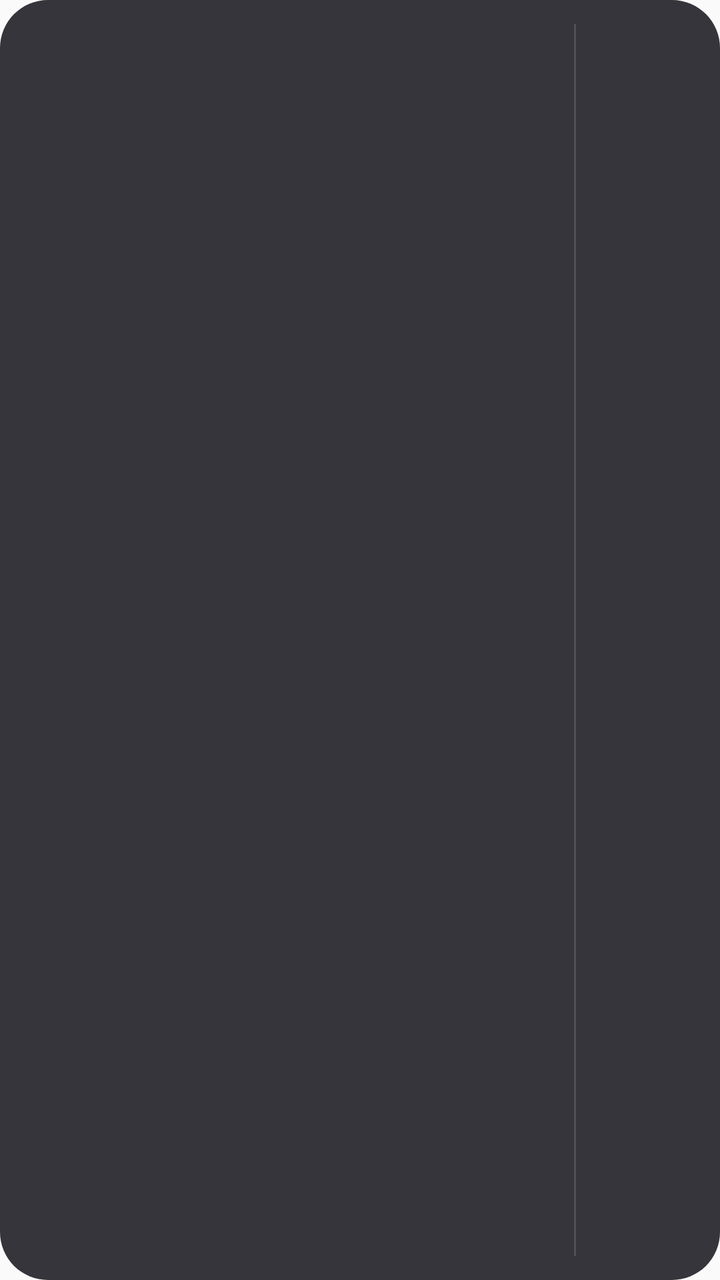
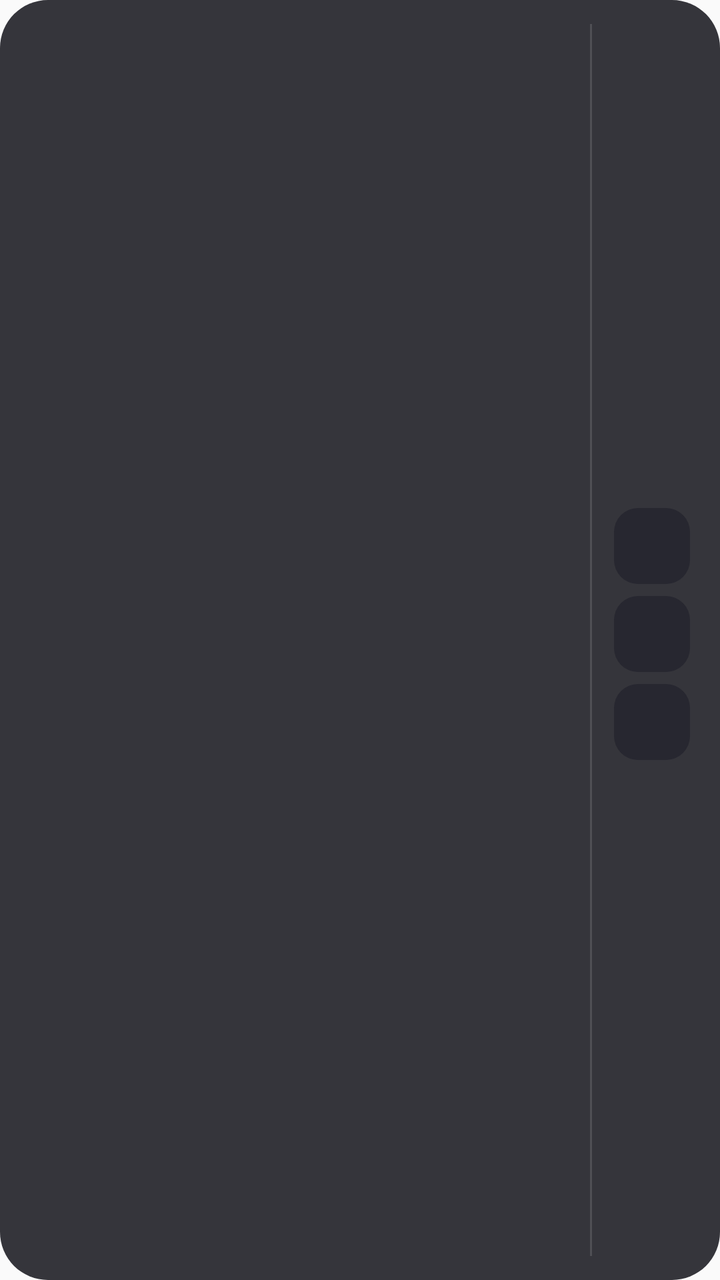

An Android layout rendered at two revisions. The XML below is the earlier revision; the diff shows what the commit changed to produce the second picture.
<!-- AndroidManifest.xml: application theme android:Theme.Material.Light.NoActionBar -->
<!-- res/layout/widget_category_dock.xml -->
<?xml version="1.0" encoding="utf-8"?>
<LinearLayout xmlns:android="http://schemas.android.com/apk/res/android"
    android:layout_width="match_parent"
    android:layout_height="match_parent"
    android:background="@drawable/widget_background"
    android:orientation="horizontal"
    android:padding="12dp">

    
    <LinearLayout
        android:layout_width="0dp"
        android:layout_height="match_parent"
        android:layout_weight="1"
        android:orientation="vertical">

        
        <LinearLayout
            android:layout_width="match_parent"
            android:layout_height="0dp"
            android:layout_weight="1"
            android:gravity="center_vertical"
            android:orientation="horizontal">

            <ImageView
                android:id="@+id/app_icon_0"
                android:layout_width="0dp"
                android:layout_height="match_parent"
                android:layout_weight="1"
                android:padding="6dp"
                android:scaleType="fitCenter" />

            <ImageView
                android:id="@+id/app_icon_1"
                android:layout_width="0dp"
                android:layout_height="match_parent"
                android:layout_weight="1"
                android:padding="6dp"
                android:scaleType="fitCenter" />

            <ImageView
                android:id="@+id/app_icon_2"
                android:layout_width="0dp"
                android:layout_height="match_parent"
                android:layout_weight="1"
                android:padding="6dp"
                android:scaleType="fitCenter" />

            <ImageView
                android:id="@+id/app_icon_3"
                android:layout_width="0dp"
                android:layout_height="match_parent"
                android:layout_weight="1"
                android:padding="6dp"
                android:scaleType="fitCenter" />
        </LinearLayout>

        
        <LinearLayout
            android:layout_width="match_parent"
            android:layout_height="0dp"
            android:layout_weight="1"
            android:gravity="center_vertical"
            android:orientation="horizontal">

            <ImageView
                android:id="@+id/app_icon_4"
                android:layout_width="0dp"
                android:layout_height="match_parent"
                android:layout_weight="1"
                android:padding="6dp"
                android:scaleType="fitCenter" />

            <ImageView
                android:id="@+id/app_icon_5"
                android:layout_width="0dp"
                android:layout_height="match_parent"
                android:layout_weight="1"
                android:padding="6dp"
                android:scaleType="fitCenter" />

            <ImageView
                android:id="@+id/app_icon_6"
                android:layout_width="0dp"
                android:layout_height="match_parent"
                android:layout_weight="1"
                android:padding="6dp"
                android:scaleType="fitCenter" />

            <ImageView
                android:id="@+id/app_icon_7"
                android:layout_width="0dp"
                android:layout_height="match_parent"
                android:layout_weight="1"
                android:padding="6dp"
                android:scaleType="fitCenter" />
        </LinearLayout>
    </LinearLayout>

    
    <View
        android:layout_width="1dp"
        android:layout_height="match_parent"
        android:layout_marginStart="8dp"
        android:layout_marginEnd="8dp"
        android:background="#22FFFFFF" />

    
    <LinearLayout
        android:layout_width="52dp"
        android:layout_height="match_parent"
        android:gravity="center"
        android:orientation="vertical">

        <TextView
            android:id="@+id/cat_btn_0"
            android:layout_width="38dp"
            android:layout_height="38dp"
            android:layout_marginBottom="6dp"
            android:gravity="center"
            android:textColor="#FFFFFF"
            android:textSize="11sp"
            android:textStyle="bold" />

        <TextView
            android:id="@+id/cat_btn_1"
            android:layout_width="38dp"
            android:layout_height="38dp"
            android:layout_marginBottom="6dp"
            android:gravity="center"
            android:textColor="#FFFFFF"
            android:textSize="11sp"
            android:textStyle="bold" />

        <TextView
            android:id="@+id/cat_btn_2"
            android:layout_width="38dp"
            android:layout_height="38dp"
            android:layout_marginBottom="6dp"
            android:gravity="center"
            android:textColor="#FFFFFF"
            android:textSize="11sp"
            android:textStyle="bold" />

        <TextView
            android:id="@+id/cat_btn_3"
            android:layout_width="38dp"
            android:layout_height="38dp"
            android:gravity="center"
            android:textColor="#FFFFFF"
            android:textSize="11sp"
            android:textStyle="bold"
            android:visibility="gone" />
    </LinearLayout>
</LinearLayout>
<!-- resources referenced by this layout -->
<resources>
  <!-- drawable widget_background (drawable) -->
  <?xml version="1.0" encoding="utf-8"?>
  <shape xmlns:android="http://schemas.android.com/apk/res/android"
      android:shape="rectangle">
      <solid android:color="#DD18181F" />
      <corners android:radius="24dp" />
  </shape>
</resources>

<!-- the commit's change to res/layout/widget_category_dock.xml (unified diff, before → after) -->
@@ -97,7 +97,7 @@
     </LinearLayout>
 
     
-    <View
+    <ImageView
         android:layout_width="1dp"
         android:layout_height="match_parent"
         android:layout_marginStart="8dp"
@@ -106,49 +106,101 @@
 
     
     <LinearLayout
-        android:layout_width="52dp"
+        android:layout_width="44dp"
         android:layout_height="match_parent"
         android:gravity="center"
         android:orientation="vertical">
 
-        <TextView
-            android:id="@+id/cat_btn_0"
-            android:layout_width="38dp"
-            android:layout_height="38dp"
-            android:layout_marginBottom="6dp"
-            android:gravity="center"
-            android:textColor="#FFFFFF"
-            android:textSize="11sp"
-            android:textStyle="bold" />
-
-        <TextView
-            android:id="@+id/cat_btn_1"
-            android:layout_width="38dp"
-            android:layout_height="38dp"
-            android:layout_marginBottom="6dp"
-            android:gravity="center"
-            android:textColor="#FFFFFF"
-            android:textSize="11sp"
-            android:textStyle="bold" />
-
-        <TextView
-            android:id="@+id/cat_btn_2"
-            android:layout_width="38dp"
-            android:layout_height="38dp"
-            android:layout_marginBottom="6dp"
-            android:gravity="center"
-            android:textColor="#FFFFFF"
-            android:textSize="11sp"
-            android:textStyle="bold" />
-
-        <TextView
-            android:id="@+id/cat_btn_3"
-            android:layout_width="38dp"
-            android:layout_height="38dp"
-            android:gravity="center"
-            android:textColor="#FFFFFF"
-            android:textSize="11sp"
-            android:textStyle="bold"
-            android:visibility="gone" />
+        
+        <FrameLayout
+            android:id="@+id/cat_container_0"
+            android:layout_width="38dp"
+            android:layout_height="38dp"
+            android:layout_marginBottom="6dp">
+
+            <ImageView
+                android:id="@+id/cat_bg_0"
+                android:layout_width="match_parent"
+                android:layout_height="match_parent"
+                android:src="@drawable/pill_inactive" />
+
+            <TextView
+                android:id="@+id/cat_text_0"
+                android:layout_width="match_parent"
+                android:layout_height="match_parent"
+                android:gravity="center"
+                android:textColor="#FFFFFF"
+                android:textSize="11sp"
+                android:textStyle="bold" />
+        </FrameLayout>
+
+        
+        <FrameLayout
+            android:id="@+id/cat_container_1"
+            android:layout_width="38dp"
+            android:layout_height="38dp"
+            android:layout_marginBottom="6dp">
+
+            <ImageView
+                android:id="@+id/cat_bg_1"
+                android:layout_width="match_parent"
+                android:layout_height="match_parent"
+                android:src="@drawable/pill_inactive" />
+
+            <TextView
+                android:id="@+id/cat_text_1"
+                android:layout_width="match_parent"
+                android:layout_height="match_parent"
+                android:gravity="center"
+                android:textColor="#FFFFFF"
+                android:textSize="11sp"
+                android:textStyle="bold" />
+        </FrameLayout>
+
+        
+        <FrameLayout
+            android:id="@+id/cat_container_2"
+            android:layout_width="38dp"
+            android:layout_height="38dp"
+            android:layout_marginBottom="6dp">
+
+            <ImageView
+                android:id="@+id/cat_bg_2"
+                android:layout_width="match_parent"
+                android:layout_height="match_parent"
+                android:src="@drawable/pill_inactive" />
+
+            <TextView
+                android:id="@+id/cat_text_2"
+                android:layout_width="match_parent"
+                android:layout_height="match_parent"
+                android:gravity="center"
+                android:textColor="#FFFFFF"
+                android:textSize="11sp"
+                android:textStyle="bold" />
+        </FrameLayout>
+
+        
+        <FrameLayout
+            android:id="@+id/cat_container_3"
+            android:layout_width="38dp"
+            android:layout_height="38dp"
+            android:visibility="gone">
+
+            <ImageView
+                android:id="@+id/cat_bg_3"
+                android:layout_width="match_parent"
+                android:layout_height="match_parent"
+                android:src="@drawable/pill_inactive" />
+
+            <TextView
+                android:id="@+id/cat_text_3"
+                android:layout_width="match_parent"
+                android:layout_height="match_parent"
+                android:gravity="center"
+                android:textColor="#FFFFFF"
+                android:textSize="11sp"
+                android:textStyle="bold" />
+        </FrameLayout>
     </LinearLayout>
 </LinearLayout>
<!-- resource entries referenced after the edit -->
@@ -1,5 +1,12 @@
 <!-- resources referenced by this layout -->
 <resources>
+  <!-- drawable pill_inactive (drawable) -->
+  <?xml version="1.0" encoding="utf-8"?>
+  <shape xmlns:android="http://schemas.android.com/apk/res/android"
+      android:shape="rectangle">
+      <solid android:color="#FF272730" />
+      <corners android:radius="12dp" />
+  </shape>
   <!-- drawable widget_background (drawable) -->
   <?xml version="1.0" encoding="utf-8"?>
   <shape xmlns:android="http://schemas.android.com/apk/res/android"
